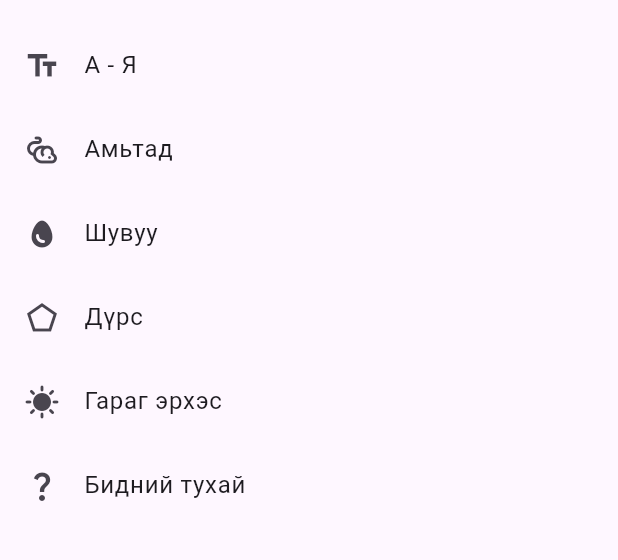
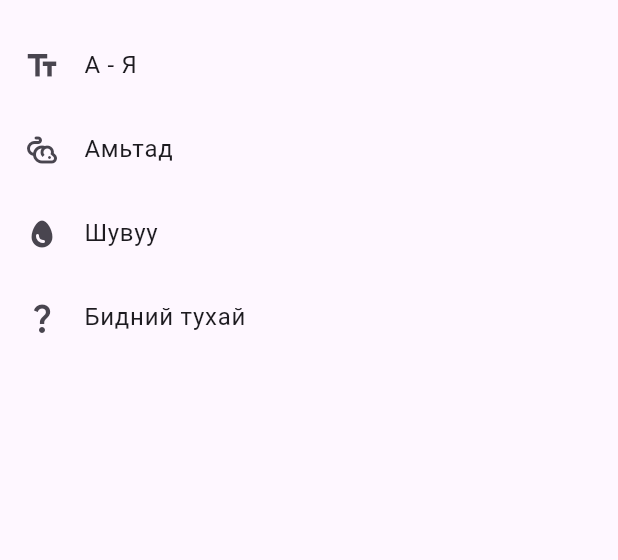
Before and after one commit to Diplom-v1-1-0/kid-app-1.1.0, a Flutter app: the MyDrawer widget shown alone on an empty page, opened directly, on a phone screen of 412 x 824 dp, the part 314-874 px from its top. Run offline on Flutter 3.47's test engine with Material 3 defaults, Android fonts, the phone set to English and light mode, and no system bars; our stand-ins replace adaptive_theme, flutter_svg, flutter_tts, just_audio.

Commit message:
flutter game adds

```diff
--- a/lib/widgets/drawer.dart
+++ b/lib/widgets/drawer.dart
@@ -66,22 +66,6 @@ class MyDrawer extends StatelessWidget {
               context: context,
             ),
             _buildListTile(
-              icon: Icons.pentagon_outlined,
-              title: "Дүрс",
-              onTap: () {
-                Navigator.pushReplacementNamed(context, AllRoutes.shapesRoute);
-              },
-              context: context,
-            ),
-            _buildListTile(
-              icon: Icons.sunny,
-              title: "Гараг эрхэс",
-              onTap: () {
-                Navigator.pushReplacementNamed(context, AllRoutes.solarRoute);
-              },
-              context: context,
-            ),
-            _buildListTile(
               icon: Icons.question_mark_outlined,
               title: "Бидний тухай",
               onTap: () {
```
Also changed, not shown: 1 other file.
